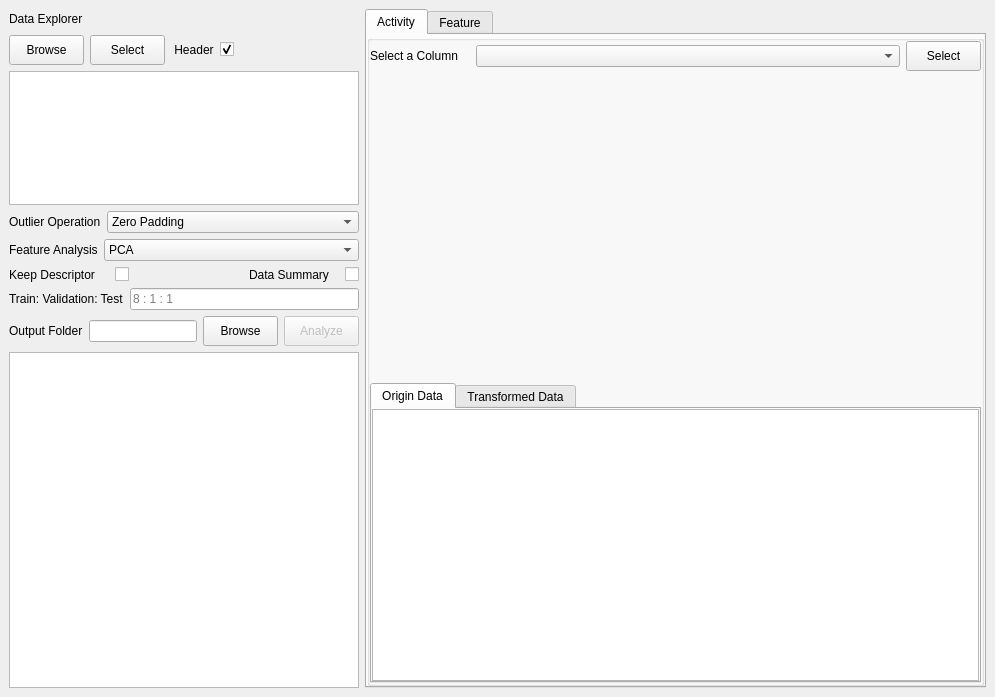
Qt form QSAR-UI/mainwindow0.ui (sheMnapion/AI-QSAR) before a commit.
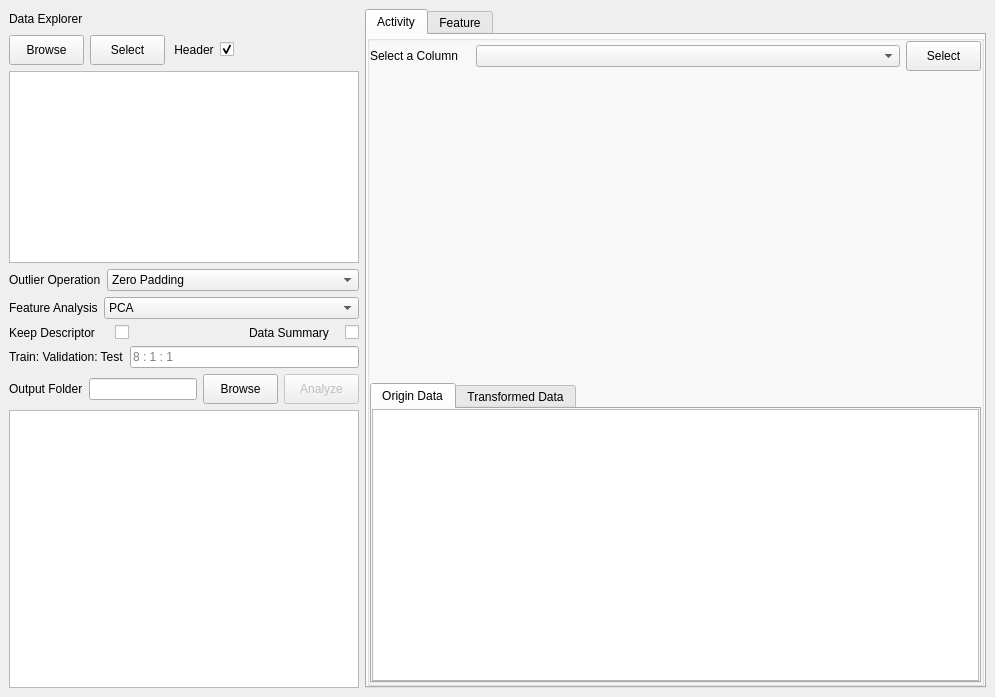
The same form after that commit.

Commit message: Layout for Tab2 updated

```diff
--- a/QSAR-UI/mainwindow0.ui
+++ b/QSAR-UI/mainwindow0.ui
@@ -23,8 +23,10 @@
    <string>MainWindow</string>
   </property>
   <widget class="QWidget" name="centralwidget">
-   <layout class="QGridLayout" name="gridLayout">
-    <item row="0" column="0">
+   <layout class="QHBoxLayout" name="horizontalLayout_5">
+    <item>
+     <layout class="QVBoxLayout" name="verticalLayout_5">
+      <item>
      <layout class="QVBoxLayout" name="verticalLayout" stretch="0,0,0,0,0,0,0,0">
       <item>
        <widget class="QLabel" name="label_3">
@@ -515,7 +517,7 @@
       </item>
      </layout>
     </item>
-    <item row="1" column="0">
+      <item>
      <widget class="QListWidget" name="infoList">
       <property name="sizePolicy">
        <sizepolicy hsizetype="MinimumExpanding" vsizetype="Expanding">
@@ -534,7 +536,9 @@
       </property>
      </widget>
     </item>
-    <item row="0" column="1" rowspan="2">
+     </layout>
+    </item>
+    <item>
      <widget class="QTabWidget" name="tabWidget">
       <property name="enabled">
        <bool>true</bool>
```
Left out of the diff: 10 changed lines with no effect on the pictures. Lines whose indentation alone changed are shown as unchanged. The commit also changes 5 other files.
